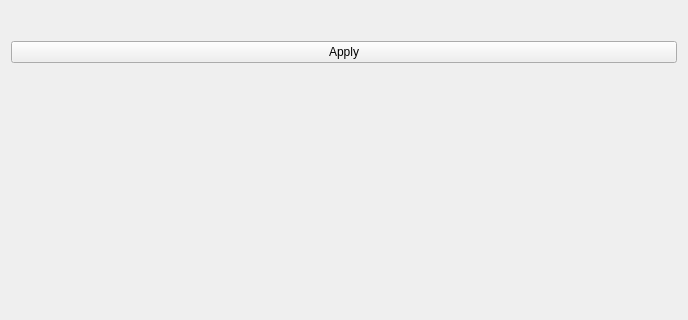
This is FeetSegmentation/Resources/UI/qSlicerFeetSegmentationModuleWidget.ui in mt4sd/DiabeticFootExtension as Qt 5 draws it before an edit; both pictures show x 0 to 688 and y 0 to 320 of the 688 by 615 pixel window. The edited form follows.
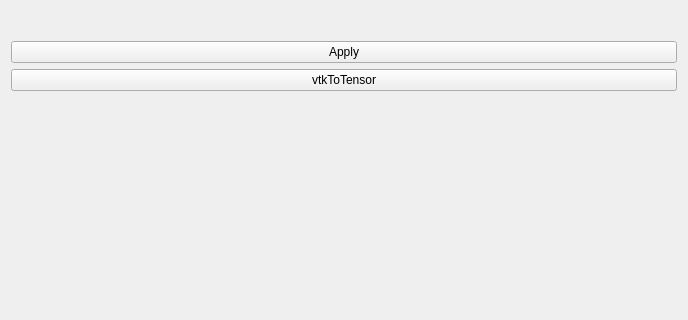
This is the edited form. Custom widgets are drawn as their Qt base class.

What changed in the file:
```diff
--- a/FeetSegmentation/Resources/UI/qSlicerFeetSegmentationModuleWidget.ui
+++ b/FeetSegmentation/Resources/UI/qSlicerFeetSegmentationModuleWidget.ui
@@ -36,6 +36,13 @@
      </property>
     </widget>
    </item>
+   <item>
+    <widget class="QPushButton" name="vtkToTensorButton">
+     <property name="text">
+      <string>vtkToTensor</string>
+     </property>
+    </widget>
+   </item>
    <item>
     <spacer name="verticalSpacer">
      <property name="orientation">
```
